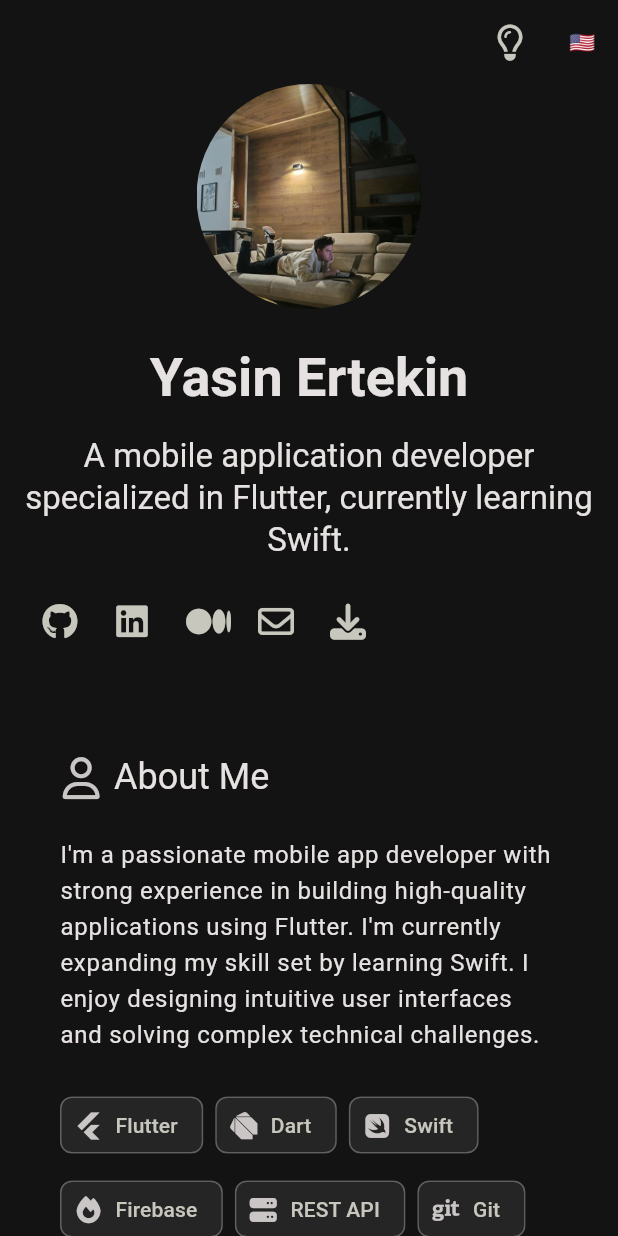
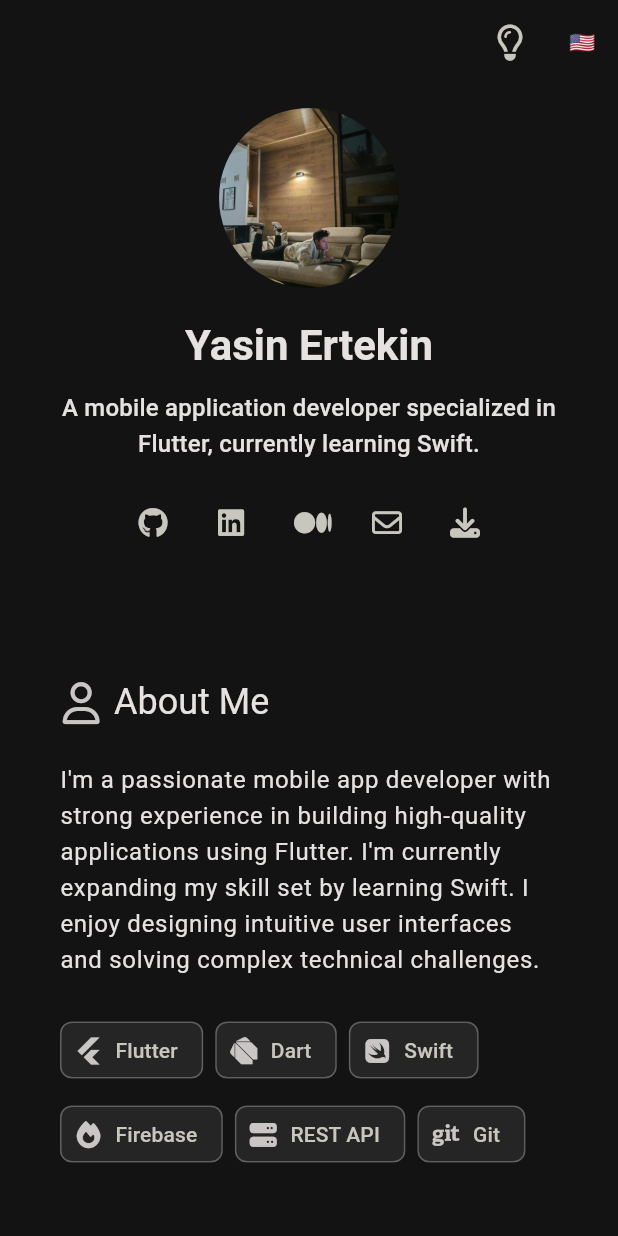
Before and after one commit to yasinertekin/yasin-ertekin, a Flutter app: the screen it shows after launch, on a phone screen of 412 x 824 dp. Run offline on Flutter 3.47's test engine with Material 3 defaults, Android fonts, the phone set to English and light mode, and no system bars; our stand-ins replace font_awesome_flutter, responsive_framework; missing offline and left inert: universal_html.

Commit message:
style: Decrease mobile layout sizes for better fit

```diff
--- a/lib/core/widgets/header.dart
+++ b/lib/core/widgets/header.dart
@@ -15,14 +15,20 @@ final class Header extends StatelessWidget {
     final localizations = AppLocalizations.of(context)!;
     final isDesktop = ResponsiveBreakpoints.of(context).largerThan(MOBILE);
 
-    return ResponsiveRowColumn(
+    return Padding(
+      padding: EdgeInsets.symmetric(
+        vertical: isDesktop ? 24 : 16,
+        horizontal: isDesktop ? 0 : 8,
+      ),
+      child: ResponsiveRowColumn(
         rowMainAxisAlignment: MainAxisAlignment.center,
+        columnMainAxisAlignment: MainAxisAlignment.center,
         layout:
             isDesktop
                 ? ResponsiveRowColumnType.ROW
                 : ResponsiveRowColumnType.COLUMN,
         rowSpacing: 48,
-      columnSpacing: 24,
+        columnSpacing: 20,
         children: <ResponsiveRowColumnItem>[
           ResponsiveRowColumnItem(
             rowFlex: isDesktop ? 0 : null,
@@ -35,25 +41,33 @@ final class Header extends StatelessWidget {
                   isDesktop
                       ? CrossAxisAlignment.start
                       : CrossAxisAlignment.center,
-            spacing: 16,
+              spacing: isDesktop ? 16 : 12,
               children: [
                 Text(
                   localizations.name,
-                style: context.textTheme.displaySmall?.copyWith(
-                  fontWeight: FontWeight.bold,
-                ),
+                  style: (isDesktop
+                          ? context.textTheme.displaySmall
+                          : context.textTheme.headlineMedium)
+                      ?.copyWith(fontWeight: FontWeight.bold),
                   textAlign: isDesktop ? TextAlign.start : TextAlign.center,
                 ),
                 Text(
                   localizations.about,
-                style: context.textTheme.titleLarge,
+                  style:
+                      isDesktop
+                          ? context.textTheme.titleLarge
+                          : context.textTheme.titleMedium,
                   textAlign: isDesktop ? TextAlign.start : TextAlign.center,
                 ),
-              const _SocialLinks._(),
+                Padding(
+                  padding: EdgeInsets.only(top: isDesktop ? 0 : 4),
+                  child: const _SocialLinks._(),
+                ),
               ],
             ),
           ),
         ],
+      ),
     );
   }
 }
@@ -64,17 +78,25 @@ final class _SocialLinks extends StatelessWidget {
 
   @override
   Widget build(BuildContext context) {
+    final isDesktop = ResponsiveBreakpoints.of(context).largerThan(MOBILE);
+
     return Row(
+      mainAxisAlignment:
+          isDesktop ? MainAxisAlignment.start : MainAxisAlignment.center,
       children: List.generate(
         growable: false,
         SocialLinksList.links.length,
-        (index) => IconButton(
+        (index) => Padding(
+          padding: EdgeInsets.symmetric(horizontal: isDesktop ? 4 : 2),
+          child: IconButton(
+            iconSize: isDesktop ? 24 : 20,
             icon: Icon(SocialLinksList.links[index].icon),
             onPressed:
                 () => LaunchUrlHelper.launchUrls(
                   SocialLinksList.links[index].url.value,
                 ),
             tooltip: SocialLinksList.links[index].tooltip,
+          ),
         ),
       ),
     );
@@ -88,10 +110,10 @@ final class _ProfileImage extends StatelessWidget {
   @override
   Widget build(BuildContext context) {
     final isDesktop = ResponsiveBreakpoints.of(context).largerThan(MOBILE);
-    final size = isDesktop ? 200.0 : 150.0;
+    final size = isDesktop ? 200.0 : 120.0;
 
     return ClipRRect(
-      borderRadius: BorderRadius.circular(100),
+      borderRadius: BorderRadius.circular(size / 2),
       child: Image.asset(
         Assets.imgProfile.toPng,
         fit: BoxFit.cover,
```
Lines whose indentation alone changed are shown as unchanged.
